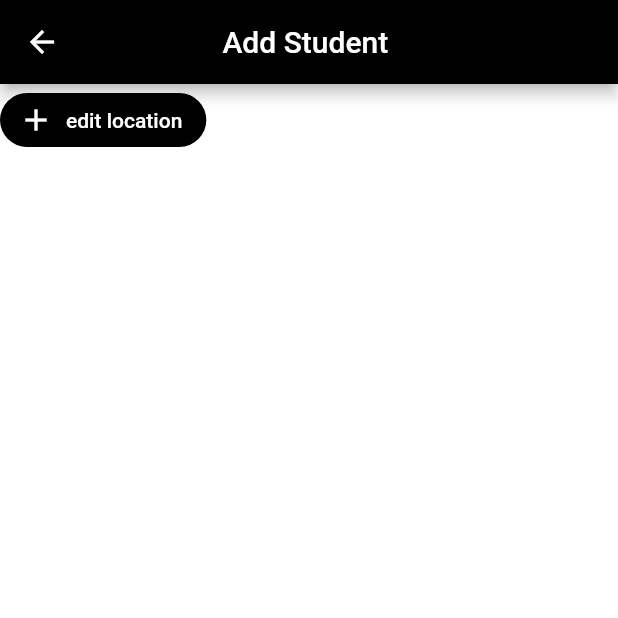
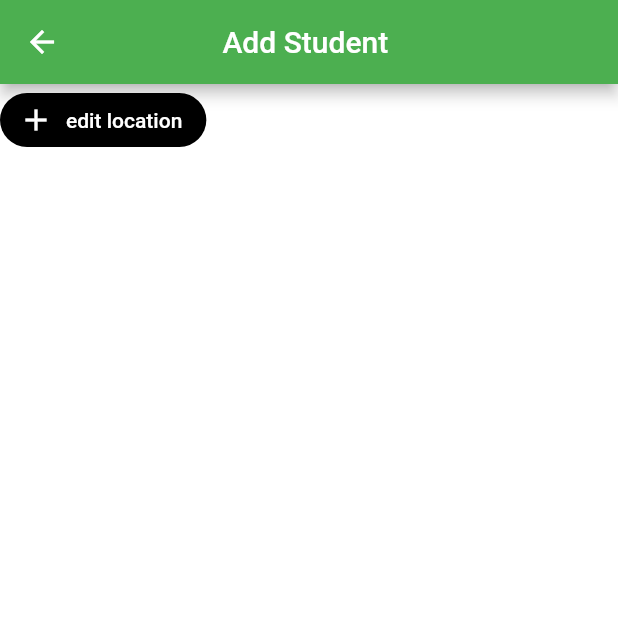
Before and after one commit to walkercompsci/attendance_app, a Flutter app: the Add screen opened directly, on a phone screen of 412 x 824 dp, the top half of it. Run offline on Flutter 3.47's test engine with Material 2 defaults, Android fonts, the phone set to English and light mode, and no system bars; our stand-ins replace firebase_core; accounts and stored records are empty.

```diff
--- a/lib/pages/add.dart
+++ b/lib/pages/add.dart
@@ -15,7 +15,7 @@ class _AddState extends State<Add> {
       appBar: AppBar(
         title: Text('Add Student '),
         centerTitle: true,
-        backgroundColor: Colors.black,
+        backgroundColor: Colors.green,
       ),
       body: SafeArea(
         child: Column(
--- a/lib/pages/login.dart
+++ b/lib/pages/login.dart
@@ -1,5 +1,6 @@
 
 import 'package:attendance_app/pages/add.dart';
+import 'package:attendance_app/pages/teachersearch.dart';
 import 'package:flutter/material.dart';
 
 
@@ -26,7 +27,7 @@ class _LoginState extends State<Login> {
                 onPressed:(){
                   Navigator.push(context, new MaterialPageRoute(
                       builder: (context)=>
-                      new Column())
+                      new AddNewStudent())
                   );
                 },
                 icon: Icon(Icons.edit_location),
```
